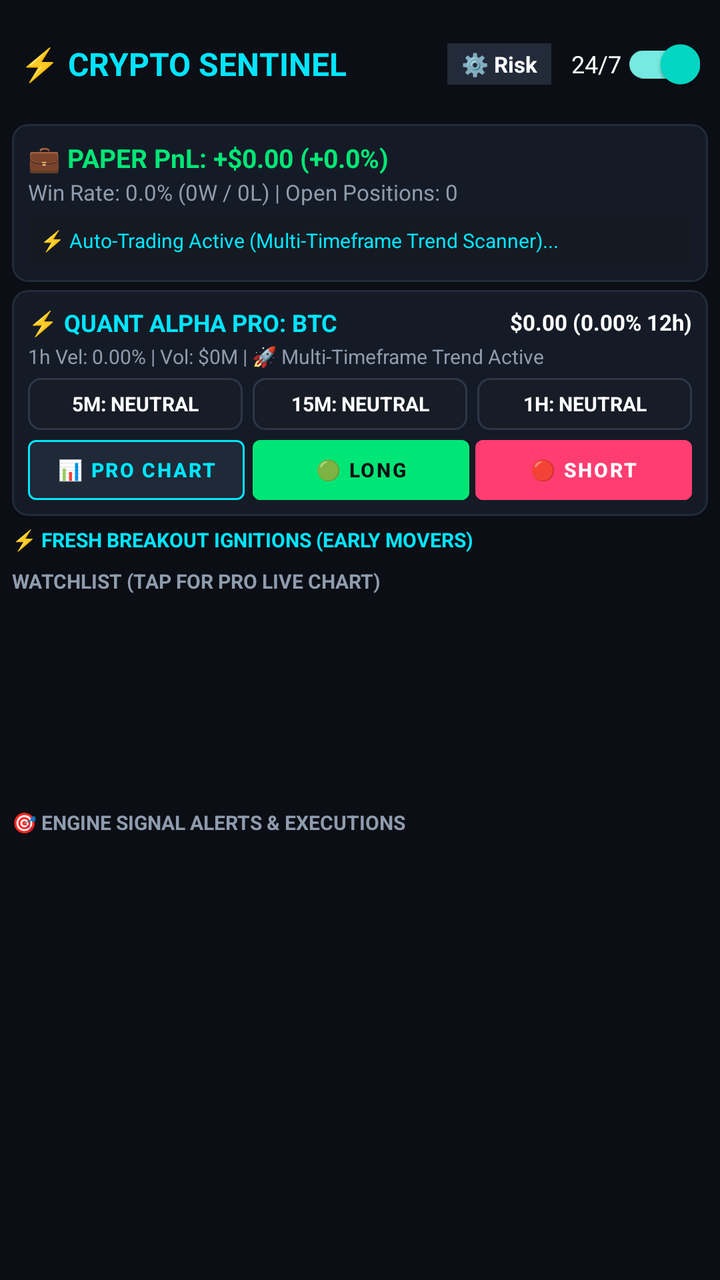
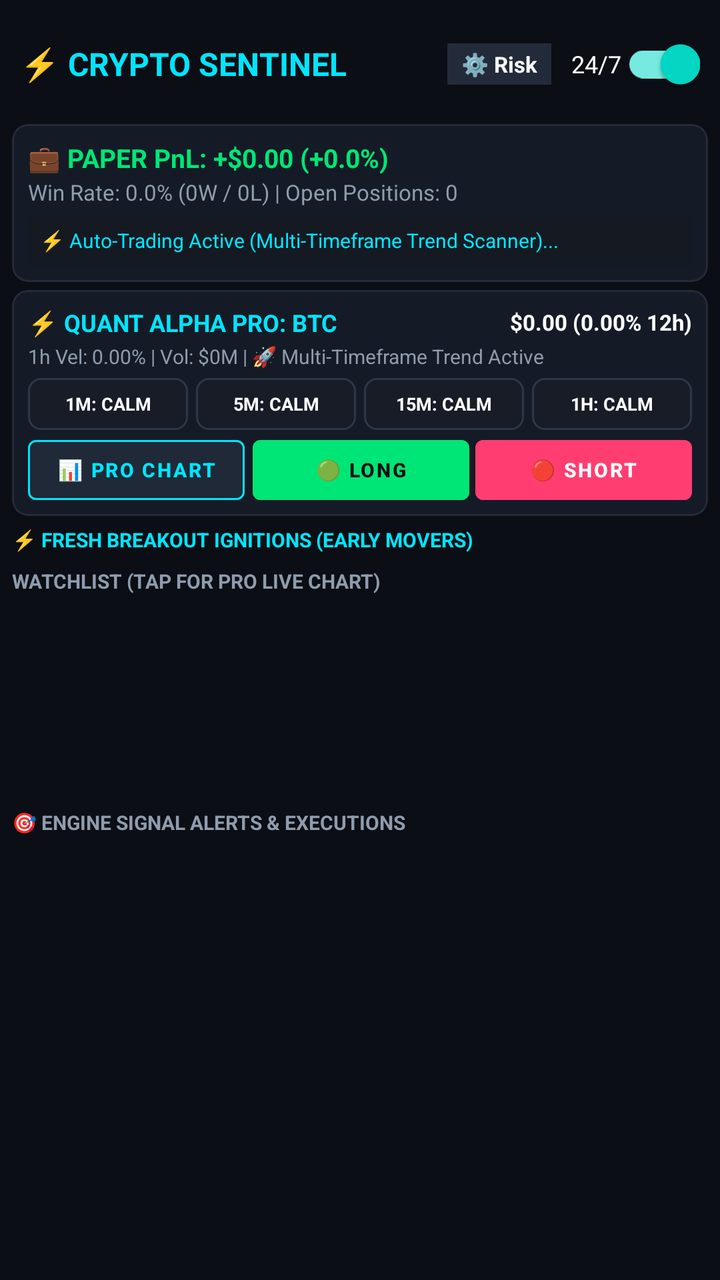

An Android layout rendered at two revisions. The XML below is the earlier revision; the diff shows what the commit changed to produce the second picture.
<!-- AndroidManifest.xml: application theme Theme.CryptoSentinel -->
<!-- res/layout/activity_main.xml -->
<?xml version="1.0" encoding="utf-8"?>
<LinearLayout xmlns:android="http://schemas.android.com/apk/res/android"
    xmlns:app="http://schemas.android.com/apk/res-auto"
    android:layout_width="match_parent"
    android:layout_height="match_parent"
    android:background="@color/bg_dark"
    android:orientation="vertical"
    android:padding="6dp">

    
    <LinearLayout
        android:layout_width="match_parent"
        android:layout_height="wrap_content"
        android:gravity="center_vertical"
        android:orientation="horizontal"
        android:paddingHorizontal="4dp"
        android:paddingVertical="2dp">

        <TextView
            android:layout_width="0dp"
            android:layout_height="wrap_content"
            android:layout_weight="1"
            android:text="⚡ CRYPTO SENTINEL"
            android:textColor="@color/primary_cyan"
            android:textSize="16sp"
            android:textStyle="bold" />

        <TextView
            android:id="@+id/btnOpenSettings"
            android:layout_width="wrap_content"
            android:layout_height="wrap_content"
            android:layout_marginEnd="10dp"
            android:background="@color/card_border"
            android:clickable="true"
            android:focusable="true"
            android:paddingHorizontal="7dp"
            android:paddingVertical="3dp"
            android:text="⚙️ Risk"
            android:textColor="@color/text_white"
            android:textSize="11sp"
            android:textStyle="bold" />

        <com.google.android.material.switchmaterial.SwitchMaterial
            android:id="@+id/switchService"
            android:layout_width="wrap_content"
            android:layout_height="wrap_content"
            android:checked="true"
            android:text="24/7"
            android:textColor="@color/text_white"
            android:textSize="12sp" />
    </LinearLayout>

    
    <androidx.core.widget.NestedScrollView
        android:layout_width="match_parent"
        android:layout_height="0dp"
        android:layout_weight="1"
        android:fillViewport="true"
        android:scrollbars="vertical">

        <LinearLayout
            android:layout_width="match_parent"
            android:layout_height="wrap_content"
            android:orientation="vertical">

            
            <com.google.android.material.card.MaterialCardView
                android:layout_width="match_parent"
                android:layout_height="wrap_content"
                android:layout_marginTop="4dp"
                app:cardBackgroundColor="@color/card_bg"
                app:cardCornerRadius="8dp"
                app:strokeColor="@color/card_border"
                app:strokeWidth="1dp">

                <LinearLayout
                    android:layout_width="match_parent"
                    android:layout_height="wrap_content"
                    android:orientation="vertical"
                    android:padding="8dp">

                    <TextView
                        android:id="@+id/tvPaperPnl"
                        android:layout_width="wrap_content"
                        android:layout_height="wrap_content"
                        android:text="💼 PAPER PnL: +$0.00 (+0.0%)"
                        android:textColor="@color/neon_green"
                        android:textSize="13sp"
                        android:textStyle="bold" />

                    <TextView
                        android:id="@+id/tvPaperWinRate"
                        android:layout_width="wrap_content"
                        android:layout_height="wrap_content"
                        android:layout_marginTop="1dp"
                        android:text="Win Rate: 0.0% (0W / 0L) | Open Positions: 0"
                        android:textColor="@color/text_dim"
                        android:textSize="11sp" />

                    
                    <TextView
                        android:id="@+id/tvPositionsEmpty"
                        android:layout_width="match_parent"
                        android:layout_height="wrap_content"
                        android:layout_marginTop="4dp"
                        android:background="#151A22"
                        android:padding="6dp"
                        android:text="⚡ Auto-Trading Active (Multi-Timeframe Trend Scanner)..."
                        android:textColor="@color/primary_cyan"
                        android:textSize="10sp" />

                    
                    <androidx.recyclerview.widget.RecyclerView
                        android:id="@+id/rvActivePositions"
                        android:layout_width="match_parent"
                        android:layout_height="wrap_content"
                        android:layout_marginTop="2dp"
                        android:nestedScrollingEnabled="false"
                        android:visibility="gone" />
                </LinearLayout>
            </com.google.android.material.card.MaterialCardView>

            
            <com.google.android.material.card.MaterialCardView
                android:id="@+id/cardProEngine"
                android:layout_width="match_parent"
                android:layout_height="wrap_content"
                android:layout_marginTop="4dp"
                app:cardBackgroundColor="@color/card_bg"
                app:cardCornerRadius="8dp"
                app:strokeColor="@color/card_border"
                app:strokeWidth="1dp">

                <LinearLayout
                    android:layout_width="match_parent"
                    android:layout_height="wrap_content"
                    android:orientation="vertical"
                    android:padding="8dp">

                    <LinearLayout
                        android:layout_width="match_parent"
                        android:layout_height="wrap_content"
                        android:gravity="center_vertical"
                        android:orientation="horizontal">

                        <TextView
                            android:id="@+id/tvProSymbol"
                            android:layout_width="0dp"
                            android:layout_height="wrap_content"
                            android:layout_weight="1"
                            android:text="⚡ QUANT ALPHA PRO: BTC"
                            android:textColor="@color/primary_cyan"
                            android:textSize="12sp"
                            android:textStyle="bold" />

                        <TextView
                            android:id="@+id/tvProPrice"
                            android:layout_width="wrap_content"
                            android:layout_height="wrap_content"
                            android:text="$0.00 (0.00% 12h)"
                            android:textColor="@color/text_white"
                            android:textSize="11sp"
                            android:textStyle="bold" />
                    </LinearLayout>

                    <TextView
                        android:id="@+id/tvProVelocity"
                        android:layout_width="match_parent"
                        android:layout_height="wrap_content"
                        android:layout_marginTop="2dp"
                        android:text="1h Vel: 0.00% | Vol: $0M | 🚀 Multi-Timeframe Trend Active"
                        android:textColor="@color/text_dim"
                        android:textSize="10sp" />

                    
                    <LinearLayout
                        android:layout_width="match_parent"
                        android:layout_height="wrap_content"
                        android:layout_marginTop="4dp"
                        android:orientation="horizontal">

                        <TextView
                            android:id="@+id/tvProBadge5m"
                            android:layout_width="0dp"
                            android:layout_height="26dp"
                            android:layout_marginEnd="3dp"
                            android:layout_weight="1"
                            android:background="@drawable/bg_pro_badge_neutral"
                            android:gravity="center"
                            android:text="5M: NEUTRAL"
                            android:textColor="@color/text_white"
                            android:textSize="10sp"
                            android:textStyle="bold" />

                        <TextView
                            android:id="@+id/tvProBadge15m"
                            android:layout_width="0dp"
                            android:layout_height="26dp"
                            android:layout_marginHorizontal="2dp"
                            android:layout_weight="1"
                            android:background="@drawable/bg_pro_badge_neutral"
                            android:gravity="center"
                            android:text="15M: NEUTRAL"
                            android:textColor="@color/text_white"
                            android:textSize="10sp"
                            android:textStyle="bold" />

                        <TextView
                            android:id="@+id/tvProBadge1h"
                            android:layout_width="0dp"
                            android:layout_height="26dp"
                            android:layout_marginStart="3dp"
                            android:layout_weight="1"
                            android:background="@drawable/bg_pro_badge_neutral"
                            android:gravity="center"
                            android:text="1H: NEUTRAL"
                            android:textColor="@color/text_white"
                            android:textSize="10sp"
                            android:textStyle="bold" />
                    </LinearLayout>

                    
                    <LinearLayout
                        android:layout_width="match_parent"
                        android:layout_height="wrap_content"
                        android:layout_marginTop="5dp"
                        android:orientation="horizontal">

                        <com.google.android.material.button.MaterialButton
                            android:id="@+id/btnProChart"
                            android:layout_width="0dp"
                            android:layout_height="30dp"
                            android:layout_marginEnd="4dp"
                            android:layout_weight="1"
                            android:backgroundTint="#1F2937"
                            android:insetTop="0dp"
                            android:insetBottom="0dp"
                            android:padding="0dp"
                            android:text="📊 PRO CHART"
                            android:textColor="@color/primary_cyan"
                            android:textSize="10sp"
                            android:textStyle="bold"
                            app:strokeColor="@color/primary_cyan"
                            app:strokeWidth="1dp" />

                        <com.google.android.material.button.MaterialButton
                            android:id="@+id/btnProLong"
                            android:layout_width="0dp"
                            android:layout_height="30dp"
                            android:layout_marginEnd="3dp"
                            android:layout_weight="1"
                            android:backgroundTint="@color/neon_green"
                            android:insetTop="0dp"
                            android:insetBottom="0dp"
                            android:padding="0dp"
                            android:text="🟢 LONG"
                            android:textColor="@color/bg_dark"
                            android:textSize="10sp"
                            android:textStyle="bold" />

                        <com.google.android.material.button.MaterialButton
                            android:id="@+id/btnProShort"
                            android:layout_width="0dp"
                            android:layout_height="30dp"
                            android:layout_weight="1"
                            android:backgroundTint="@color/neon_red"
                            android:insetTop="0dp"
                            android:insetBottom="0dp"
                            android:padding="0dp"
                            android:text="🔴 SHORT"
                            android:textColor="@color/text_white"
                            android:textSize="10sp"
                            android:textStyle="bold" />
                    </LinearLayout>

                </LinearLayout>
            </com.google.android.material.card.MaterialCardView>

            
            <TextView
                android:id="@+id/tvStoriesHeader"
                android:layout_width="wrap_content"
                android:layout_height="wrap_content"
                android:layout_marginTop="5dp"
                android:layout_marginBottom="2dp"
                android:text="📖 TRADE STORY (RECENT EXITS - TAP FOR CHART)"
                android:textColor="@color/text_dim"
                android:textSize="10sp"
                android:textStyle="bold"
                android:visibility="gone" />

            
            <androidx.recyclerview.widget.RecyclerView
                android:id="@+id/rvStories"
                android:layout_width="match_parent"
                android:layout_height="wrap_content"
                android:clipToPadding="false"
                android:nestedScrollingEnabled="false"
                android:visibility="gone" />

            
            <TextView
                android:layout_width="wrap_content"
                android:layout_height="wrap_content"
                android:layout_marginTop="5dp"
                android:layout_marginBottom="2dp"
                android:text="⚡ FRESH BREAKOUT IGNITIONS (EARLY MOVERS)"
                android:textColor="@color/primary_cyan"
                android:textSize="10sp"
                android:textStyle="bold" />

            
            <androidx.recyclerview.widget.RecyclerView
                android:id="@+id/rvGainers"
                android:layout_width="match_parent"
                android:layout_height="wrap_content"
                android:clipToPadding="false"
                android:orientation="horizontal" />

            
            <TextView
                android:layout_width="wrap_content"
                android:layout_height="wrap_content"
                android:layout_marginTop="5dp"
                android:layout_marginBottom="2dp"
                android:text="WATCHLIST (TAP FOR PRO LIVE CHART)"
                android:textColor="@color/text_dim"
                android:textSize="10sp"
                android:textStyle="bold" />

            
            <androidx.recyclerview.widget.RecyclerView
                android:id="@+id/rvCoins"
                android:layout_width="match_parent"
                android:layout_height="100dp"
                android:clipToPadding="false"
                android:scrollbars="vertical" />

            
            <TextView
                android:layout_width="wrap_content"
                android:layout_height="wrap_content"
                android:layout_marginTop="5dp"
                android:layout_marginBottom="2dp"
                android:text="🎯 ENGINE SIGNAL ALERTS &amp; EXECUTIONS"
                android:textColor="@color/text_dim"
                android:textSize="10sp"
                android:textStyle="bold" />

            
            <androidx.recyclerview.widget.RecyclerView
                android:id="@+id/rvAlerts"
                android:layout_width="match_parent"
                android:layout_height="140dp"
                android:clipToPadding="false"
                android:scrollbars="vertical" />

        </LinearLayout>
    </androidx.core.widget.NestedScrollView>

</LinearLayout>
<!-- resources referenced by this layout -->
<resources>
  <color name="bg_dark">#0B0E14</color>
  <color name="card_bg">#151B26</color>
  <color name="card_border">#232B3A</color>
  <color name="neon_green">#00E676</color>
  <color name="neon_red">#FF3D71</color>
  <color name="primary_cyan">#00E5FF</color>
  <color name="text_dim">#8F9CAE</color>
  <color name="text_white">#FFFFFF</color>
  <!-- drawable bg_pro_badge_neutral (drawable) -->
  <?xml version="1.0" encoding="utf-8"?>
  <shape xmlns:android="http://schemas.android.com/apk/res/android"
      android:shape="rectangle">
      <solid android:color="#171C26" />
      <stroke
          android:width="1dp"
          android:color="#2D3748" />
      <corners android:radius="6dp" />
  </shape>
  <style name="Theme.CryptoSentinel" parent="Theme.MaterialComponents.DayNight.NoActionBar">
          <item name="colorPrimary">@color/primary_cyan</item>
          <item name="colorPrimaryVariant">@color/primary_cyan</item>
          <item name="colorOnPrimary">@color/bg_dark</item>
          <item name="android:windowBackground">@color/bg_dark</item>
          <item name="android:statusBarColor">@color/bg_dark</item>
          <item name="android:navigationBarColor">@color/bg_dark</item>
      </style>
</resources>

<!-- the commit's change to res/layout/activity_main.xml (unified diff, before → after) -->
@@ -180,42 +180,55 @@
                         android:orientation="horizontal">
 
                         <TextView
-                            android:id="@+id/tvProBadge5m"
+                            android:id="@+id/tvProBadge1m"
                             android:layout_width="0dp"
                             android:layout_height="26dp"
-                            android:layout_marginEnd="3dp"
+                            android:layout_marginEnd="2dp"
                             android:layout_weight="1"
                             android:background="@drawable/bg_pro_badge_neutral"
                             android:gravity="center"
-                            android:text="5M: NEUTRAL"
-                            android:textColor="@color/text_white"
-                            android:textSize="10sp"
-                            android:textStyle="bold" />
-
-                        <TextView
-                            android:id="@+id/tvProBadge15m"
+                            android:text="1M: CALM"
+                            android:textColor="@color/text_white"
+                            android:textSize="9sp"
+                            android:textStyle="bold" />
+
+                        <TextView
+                            android:id="@+id/tvProBadge5m"
                             android:layout_width="0dp"
                             android:layout_height="26dp"
                             android:layout_marginHorizontal="2dp"
                             android:layout_weight="1"
                             android:background="@drawable/bg_pro_badge_neutral"
                             android:gravity="center"
-                            android:text="15M: NEUTRAL"
-                            android:textColor="@color/text_white"
-                            android:textSize="10sp"
-                            android:textStyle="bold" />
-
-                        <TextView
-                            android:id="@+id/tvProBadge1h"
+                            android:text="5M: CALM"
+                            android:textColor="@color/text_white"
+                            android:textSize="9sp"
+                            android:textStyle="bold" />
+
+                        <TextView
+                            android:id="@+id/tvProBadge15m"
                             android:layout_width="0dp"
                             android:layout_height="26dp"
-                            android:layout_marginStart="3dp"
+                            android:layout_marginHorizontal="2dp"
                             android:layout_weight="1"
                             android:background="@drawable/bg_pro_badge_neutral"
                             android:gravity="center"
-                            android:text="1H: NEUTRAL"
-                            android:textColor="@color/text_white"
-                            android:textSize="10sp"
+                            android:text="15M: CALM"
+                            android:textColor="@color/text_white"
+                            android:textSize="9sp"
+                            android:textStyle="bold" />
+
+                        <TextView
+                            android:id="@+id/tvProBadge1h"
+                            android:layout_width="0dp"
+                            android:layout_height="26dp"
+                            android:layout_marginStart="2dp"
+                            android:layout_weight="1"
+                            android:background="@drawable/bg_pro_badge_neutral"
+                            android:gravity="center"
+                            android:text="1H: CALM"
+                            android:textColor="@color/text_white"
+                            android:textSize="9sp"
                             android:textStyle="bold" />
                     </LinearLayout>
 
